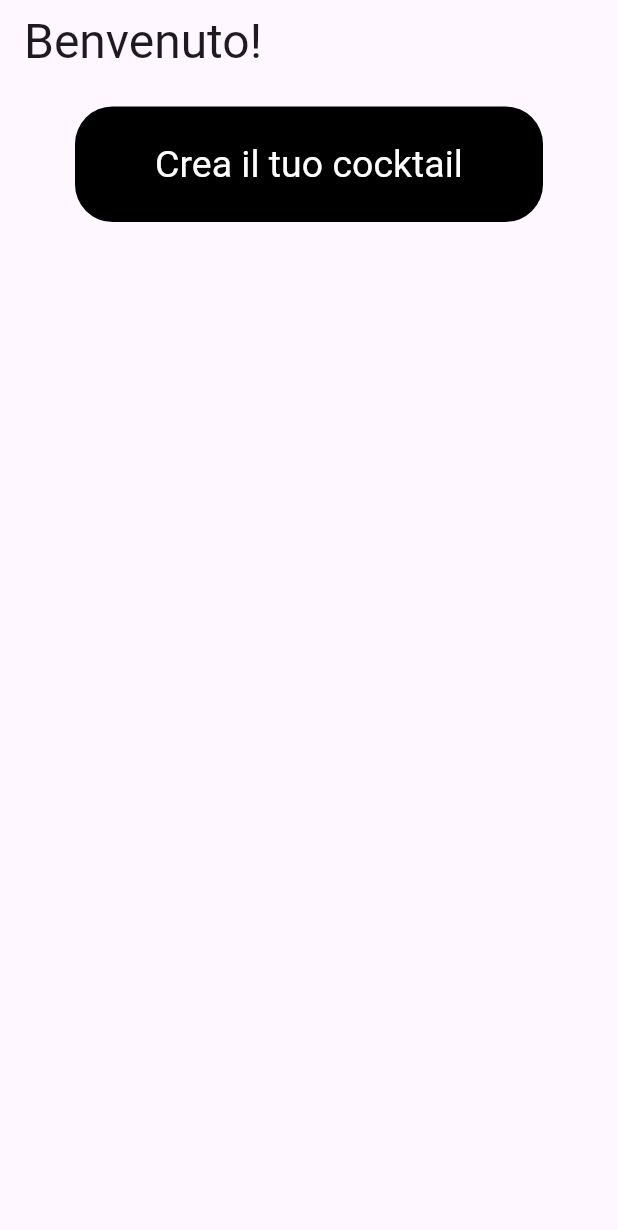
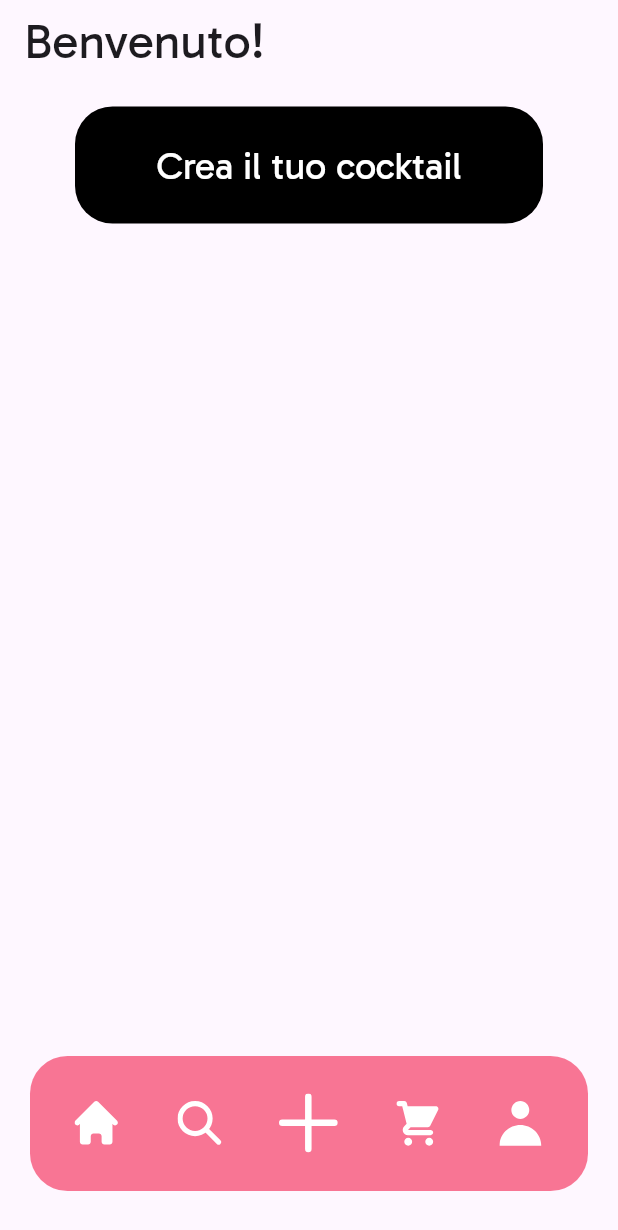
Before and after one commit to headintheclouds02/Cocktail, a Flutter app: the screen it shows after launch, on a phone screen of 412 x 824 dp. Shown: the top 1230 px of the screen. Run offline on Flutter 3.47's test engine with Material 3 defaults, Android fonts, the phone set to English and light mode, and no system bars; our stand-ins replace flutter_svg.

Commit message:
iniziata tapbar

```diff
--- /dev/null
+++ b/lib/components/custom_tapbar.dart
@@ -0,0 +1,82 @@
+import 'package:flutter/material.dart';
+import '../theme/app_colors.dart';
+import 'package:flutter_svg/flutter_svg.dart';
+
+
+class CustomTapbar extends StatefulWidget {
+  const CustomTapbar({super.key});
+
+  @override
+  State<CustomTapbar> createState() => _CustomTapbarState();
+}
+
+class _CustomTapbarState extends State<CustomTapbar> {
+  @override
+  Widget build(BuildContext context) {
+    return SafeArea(
+      child: Container(
+        height: 90,
+        margin: EdgeInsets.symmetric(horizontal: 20, vertical: 30),
+        decoration: BoxDecoration(
+          color: AppColors.tapBarBackground,
+          borderRadius: BorderRadius.circular(25),
+        ),
+        child: Row(
+          mainAxisAlignment: MainAxisAlignment.spaceEvenly,
+          children: [
+            IconButton(
+              icon: SvgPicture.asset(
+                'assets/img/icone/home.svg',
+                width: 30,
+                height: 30,
+              ),
+              onPressed: () {
+                print('Icona SVG cliccata!');
+              },
+            ),
+            IconButton(
+              icon: SvgPicture.asset(
+                'assets/img/icone/search.svg',
+                width: 30,
+                height: 30,
+              ),
+              onPressed: () {
+                print('Icona SVG cliccata!');
+              },
+            ),
+            IconButton(
+              icon: SvgPicture.asset(
+                'assets/img/icone/add1.svg',
+                width: 40,
+                height: 40,
+              ),
+              onPressed: () {
+                print('Icona SVG cliccata!');
+              },
+            ),
+            IconButton(
+              icon: SvgPicture.asset(
+                'assets/img/icone/cart1.svg',
+                width: 30,
+                height: 30,
+              ),
+              onPressed: () {
+                print('Icona SVG cliccata!');
+              },
+            ),
+            IconButton(
+              icon: SvgPicture.asset(
+                'assets/img/icone/profile.svg',
+                width: 30,
+                height: 30,
+              ),
+              onPressed: () {
+                print('Icona SVG cliccata!');
+              },
+            )
+          ],
+        ),
+      ),
+    );
+  }
+}
--- a/lib/main.dart
+++ b/lib/main.dart
@@ -13,9 +13,6 @@ class MyApp extends StatelessWidget {
   Widget build(BuildContext context) {
     return MaterialApp(
       title: 'Flutter Demo',
-      theme: ThemeData(
-        colorScheme: ColorScheme.fromSeed(seedColor: Colors.deepPurple),
-      ),
       home: HomeScreen(),
     );
   }
--- a/lib/screens/home_screen.dart
+++ b/lib/screens/home_screen.dart
@@ -1,4 +1,5 @@
 import 'package:flutter/material.dart';
+import 'package:flutter_cocktail/components/custom_tapbar.dart';
 import '../components/custom_button.dart';
 
 class HomeScreen extends StatefulWidget {
@@ -21,9 +22,8 @@ class _State extends State<HomeScreen> {
         children: [
           CustomButton(text: 'Crea il tuo cocktail', onPressed: () {}),
         ],
-
-
       ),
+      bottomNavigationBar: CustomTapbar(),
     );
   }
 }
--- /dev/null
+++ b/lib/theme/app_colors.dart
@@ -0,0 +1,16 @@
+import 'package:flutter/material.dart';
+
+class AppColors {
+
+  AppColors._(); // costruttore privato così non devo instanziarla nell'app
+
+  static const background = Color(0xFFFFFFFF);
+  static const buttonEnabled = Color(0xFF373737);
+  static const fieldText = Color(0xCC373737);
+  static const iconFocused = Color(0xFF373737);
+  static const iconUnfocused = Color(0xFFFFFFFF);
+  static const searchBar = Color(0x7FDDC4CA);
+  static const tapBarBackground = Color(0xFFF87594);
+  static const textPrimary = Color(0xFF373737);
+
+}
```
Also changed, not shown: pubspec.yaml (+13 -5 lines), assets/img/icone/add1.svg (added), assets/img/icone/cart1.svg (added), assets/img/icone/home.svg (added), assets/img/icone/profile.svg (added), assets/img/icone/search.svg (added), pubspec.lock.
